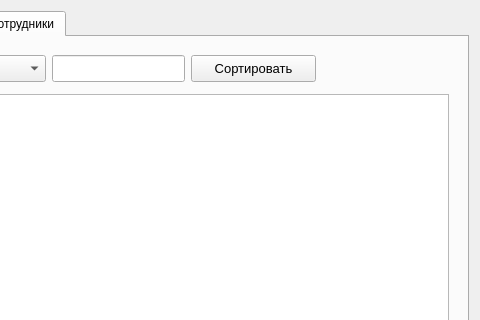
Before: the Qt Designer form ViewOrgContactDialog.ui in okostynchuk/Outcall, drawn with Qt 5; both pictures show x 175 to 655 and y 0 to 320 of the 655 by 475 pixel window.
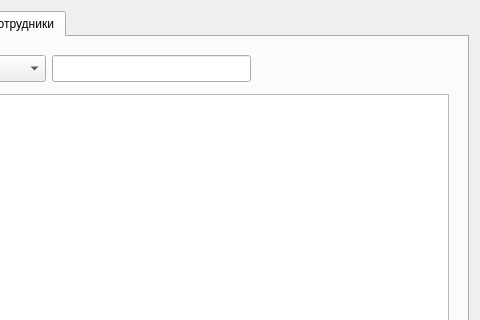
After: the same form once the commit is applied. The open tabs and pages were chosen to show the change.

The edit to the form file:
```diff
--- a/ViewOrgContactDialog.ui
+++ b/ViewOrgContactDialog.ui
@@ -453,27 +453,6 @@
                   </property>
                  </widget>
                 </item>
-                <item>
-                 <widget class="QPushButton" name="sortButton">
-                  <property name="minimumSize">
-                   <size>
-                    <width>125</width>
-                    <height>27</height>
-                   </size>
-                  </property>
-                  <property name="font">
-                   <font>
-                    <pointsize>10</pointsize>
-                   </font>
-                  </property>
-                  <property name="focusPolicy">
-                   <enum>Qt::NoFocus</enum>
-                  </property>
-                  <property name="text">
-                   <string>Сортировать</string>
-                  </property>
-                 </widget>
-                </item>
                 <item>
                  <spacer name="horizontalSpacer_2">
                   <property name="orientation">
```
Left out of the diff: 2 changed lines with no effect on the pictures.
